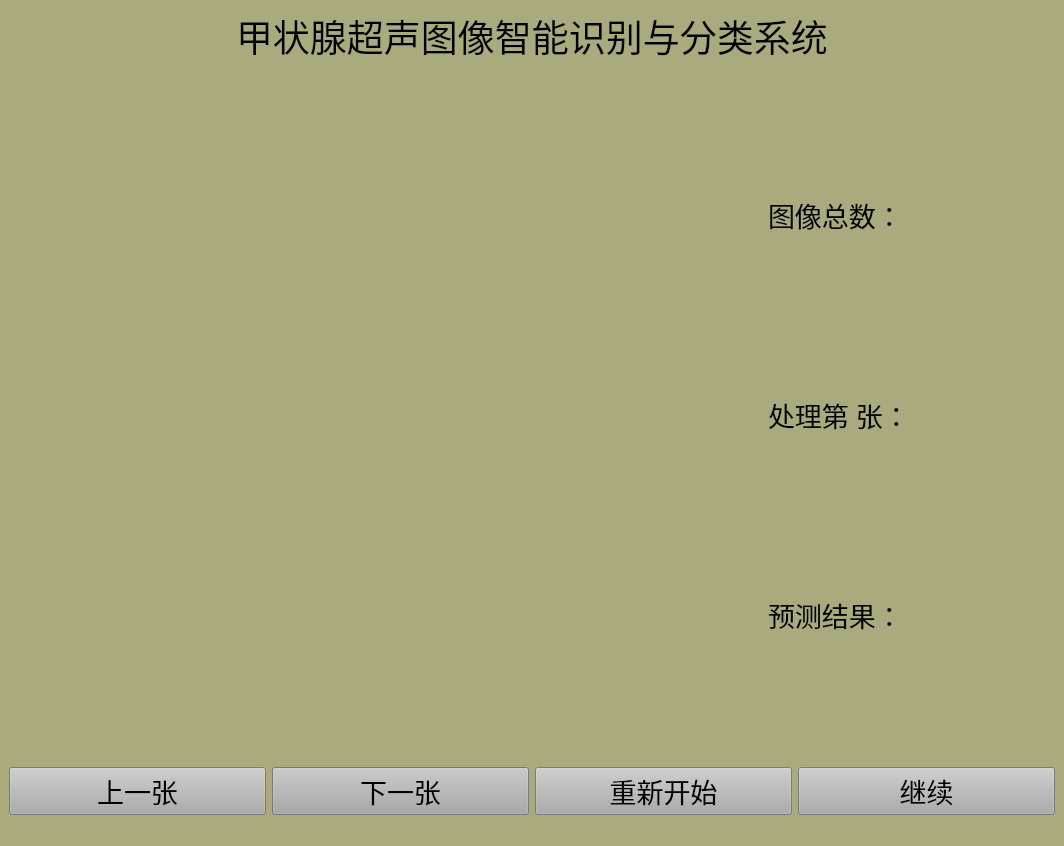
The window that U-Net/U-Net.ui (sunbrown/SoftUi) describes before a commit, drawn with Qt 5.
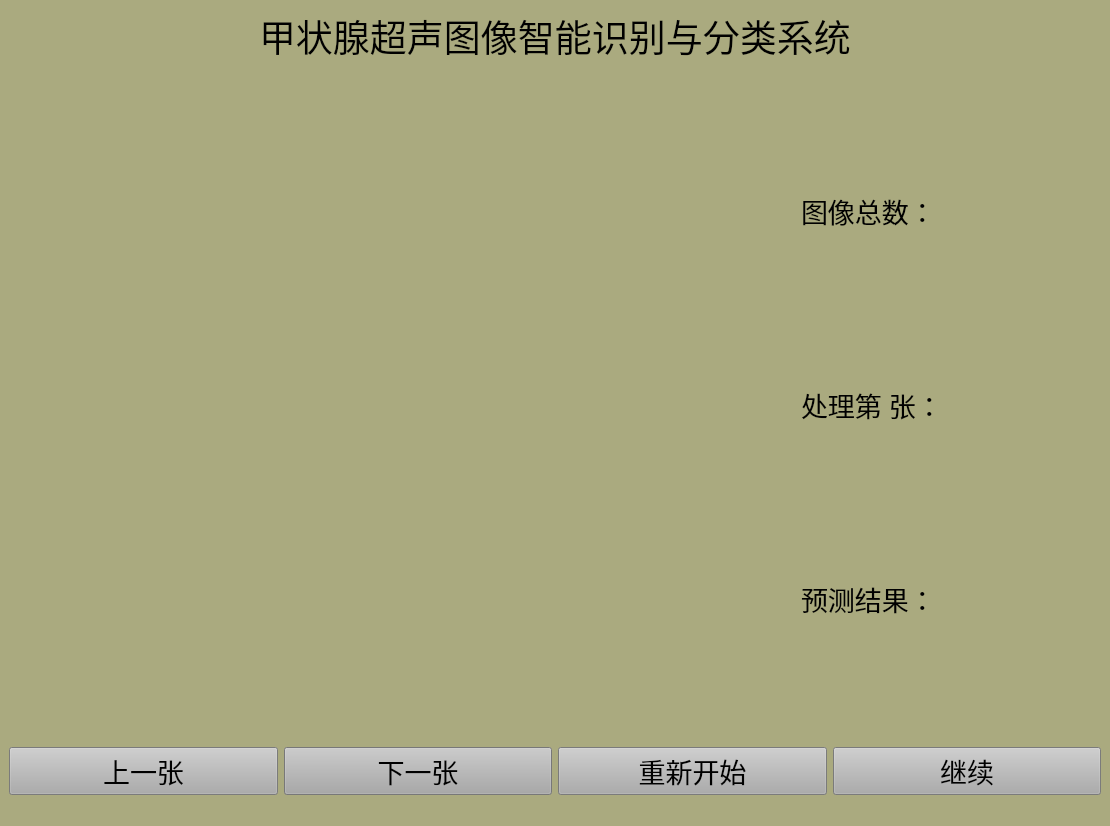
The same window after the commit.

```diff
--- a/U-Net/U-Net.ui
+++ b/U-Net/U-Net.ui
@@ -6,8 +6,8 @@
    <rect>
     <x>0</x>
     <y>0</y>
-    <width>1064</width>
-    <height>846</height>
+    <width>1110</width>
+    <height>826</height>
    </rect>
   </property>
   <property name="windowTitle">
```
Left out of the diff: 2 changed lines with no effect on the pictures.
